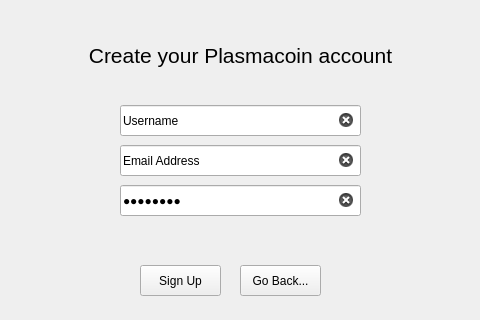
This is src/qt/plasmacoin-ui/mainwindow.ui in plasmacoin-crypto/Plasmacoin-Blockchain as Qt 5 draws it before an edit; both pictures show x 170 to 650 and y 134 to 454 of the 800 by 600 pixel window. The edited form follows.
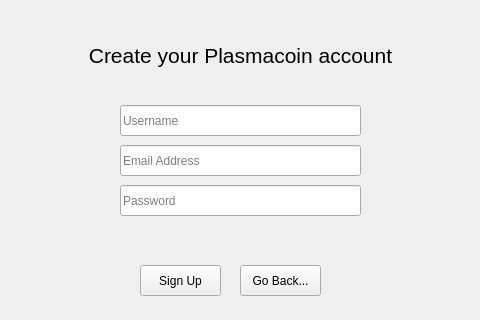
This is the edited form. The open tabs and pages were chosen to show the change. Icons and pictures are not drawn.

Commit message: All QLineEdits now use placeholders rather than default text

```diff
--- a/src/qt/plasmacoin-ui/mainwindow.ui
+++ b/src/qt/plasmacoin-ui/mainwindow.ui
@@ -435,6 +435,9 @@
          <string>&lt;html&gt;&lt;head/&gt;&lt;body&gt;&lt;p&gt;Hello&lt;/p&gt;&lt;/body&gt;&lt;/html&gt;</string>
         </property>
         <property name="text">
+         <string/>
+        </property>
+        <property name="placeholderText">
          <string>Username</string>
         </property>
         <property name="clearButtonEnabled">
@@ -454,11 +457,14 @@
          <string>&lt;html&gt;&lt;head/&gt;&lt;body&gt;&lt;p&gt;Hello&lt;/p&gt;&lt;/body&gt;&lt;/html&gt;</string>
         </property>
         <property name="text">
-         <string>Password</string>
+         <string/>
         </property>
         <property name="echoMode">
          <enum>QLineEdit::Password</enum>
         </property>
+        <property name="placeholderText">
+         <string>Password</string>
+        </property>
         <property name="clearButtonEnabled">
          <bool>true</bool>
         </property>
@@ -502,6 +508,9 @@
          <string>&lt;html&gt;&lt;head/&gt;&lt;body&gt;&lt;p&gt;Hello&lt;/p&gt;&lt;/body&gt;&lt;/html&gt;</string>
         </property>
         <property name="text">
+         <string/>
+        </property>
+        <property name="placeholderText">
          <string>Email Address</string>
         </property>
         <property name="clearButtonEnabled">
```
Left out of the diff: 10 changed lines with no effect on the pictures. The commit also changes 1 other file.
